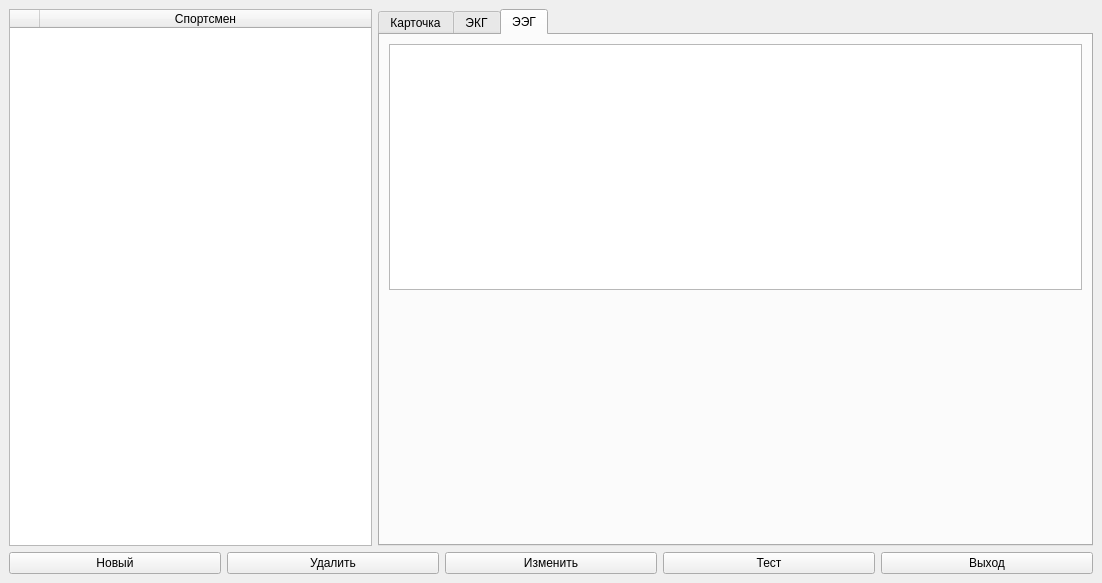
Before: the Qt Designer form design.ui in egorguslyan/kvantoriada, drawn with Qt 5.
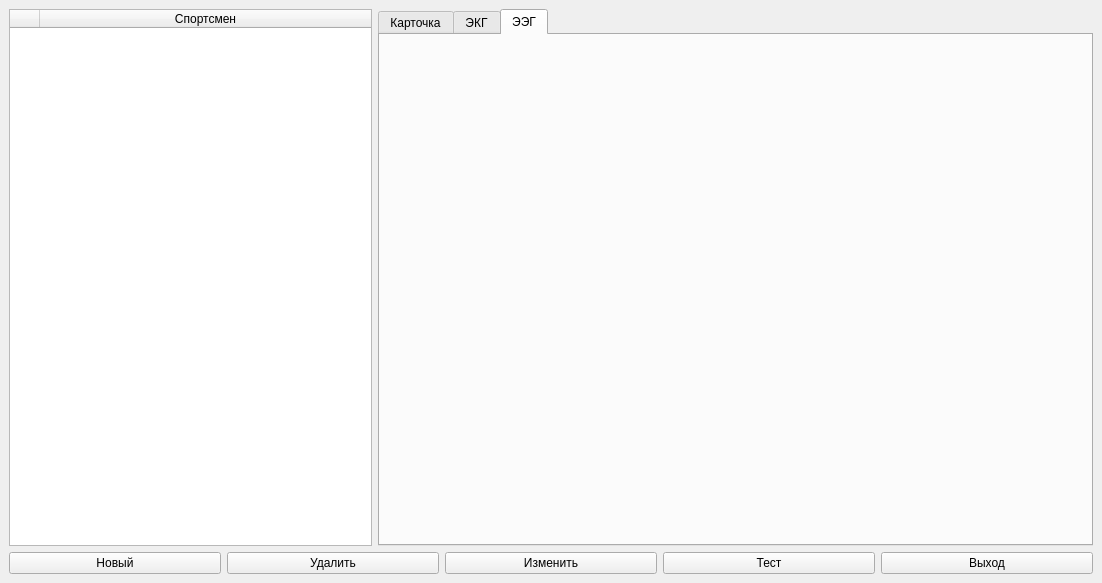
After: the same form once the commit is applied. The open tabs and pages were chosen to show the change.

```diff
--- a/design.ui
+++ b/design.ui
@@ -420,24 +420,7 @@
          <attribute name="title">
           <string>ЭЭГ</string>
          </attribute>
-         <layout class="QVBoxLayout" name="verticalLayout_5">
-          <item>
-           <widget class="QGraphicsView" name="canvasEEG"/>
-          </item>
-          <item>
-           <spacer name="verticalSpacer_3">
-            <property name="orientation">
-             <enum>Qt::Vertical</enum>
-            </property>
-            <property name="sizeHint" stdset="0">
-             <size>
-              <width>20</width>
-              <height>40</height>
-             </size>
-            </property>
-           </spacer>
-          </item>
-         </layout>
+         <layout class="QVBoxLayout" name="verticalLayout_5"/>
         </widget>
        </widget>
       </item>
```
Left out of the diff: 4 changed lines with no effect on the pictures.
